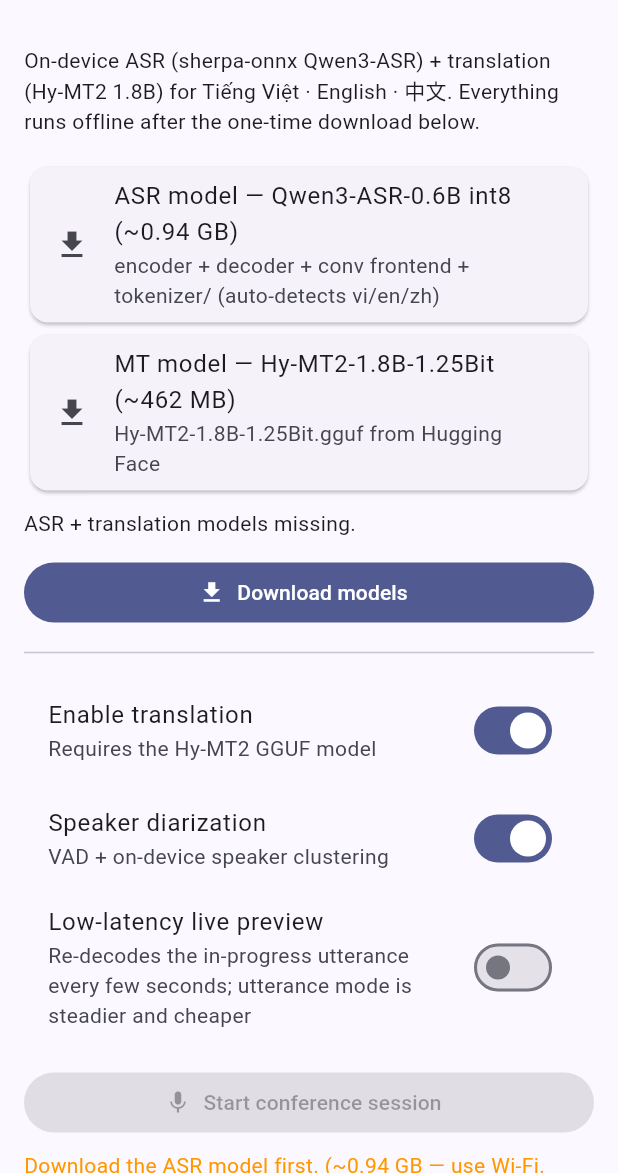
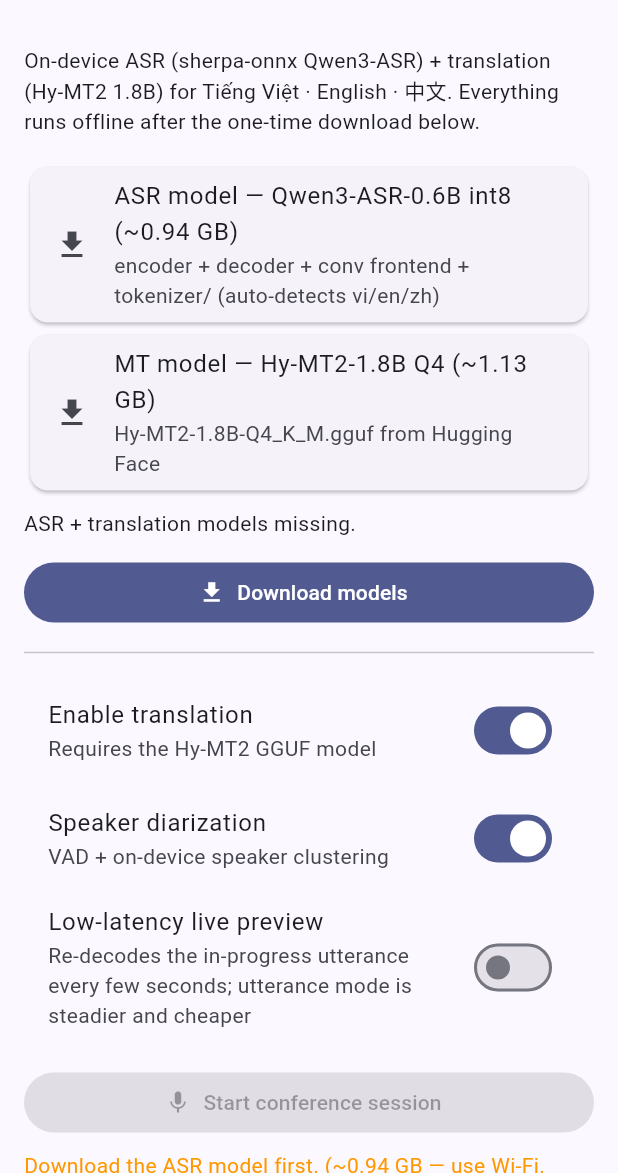
Before and after one commit to DS-PNQ/ConferenceASR, a Flutter app: the screen it shows after launch, on a phone screen of 412 x 824 dp, the part 63-1236 px from its top. Run offline on Flutter 3.47's test engine with Material 3 defaults, Android fonts, the phone set to English and light mode, and no system bars; our stand-ins replace share_plus, wakelock_plus; missing offline and left inert: llama_flutter_android, record, sherpa_onnx.

Commit message:
Switch default MT model to Hy-MT2 Q4_K_M, refresh README
The 1.25-bit GGUF needs the STQ kernel missing from the bundled
llama.cpp, so default to Q4_K_M with corrected case-sensitive
Hugging Face URLs, exact file size, higher MT RAM preflight, and
auto-cleanup of the legacy 1.25-bit file. README updated to match
the sherpa-onnx + Q4 code.

```diff
--- a/lib/config/app_config.dart
+++ b/lib/config/app_config.dart
@@ -2,9 +2,8 @@
 //
 // ASR model: sherpa-onnx-qwen3-asr-0.6B-int8-2026-03-25 (ONNX int8,
 //   encoder + decoder + conv frontend + tokenizer dir, ~0.94 GB).
-// MT model:  tencent/Hy-MT2-1.8B-1.25Bit-GGUF, file Hy-MT2-1.8B-1.25Bit.gguf
-//            (~462 MB, 1.25-bit, needs a llama.cpp build with Tencent's STQ
-//            kernel — see TranslationService docs for the fallback models).
+// MT model:  tencent/Hy-MT2-1.8B-GGUF, file hy-mt2-1.8b-q4_k_m.gguf
+//            (~1.13 GB, Q4_K_M — loads with any stock llama.cpp build).
 
 /// Supported UI / speech languages. Keep codes BCP-47-ish.
 enum AppLang { auto, vi, en, zh }
@@ -100,23 +99,30 @@
   static const livePreviewMinAudioMs = 3000;
 
   // ---- MT (Hy-MT2) ------------------------------------------------------
-  static const mtHfRepo = 'tencent/Hy-MT2-1.8B-1.25Bit-GGUF';
-  static const mtFileName = 'Hy-MT2-1.8B-1.25Bit.gguf';
+  // Default is Q4_K_M: the most compatible quant — it loads with any stock
+  // llama.cpp. The smaller 1.25-bit file (~462 MB) needs Tencent's STQ
+  // kernel (ggml-org/llama.cpp PR #22836), which the prebuilt llama.cpp in
+  // `llama_flutter_android` lacks, so it is NOT the default.
+  static const mtHfRepo = 'tencent/Hy-MT2-1.8B-GGUF';
+  static const mtFileName = 'Hy-MT2-1.8B-Q4_K_M.gguf';
   static const mtHfUrl =
-      'https://huggingface.co/tencent/Hy-MT2-1.8B-1.25Bit-GGUF/resolve/main/Hy-MT2-1.8B-1.25Bit.gguf';
-  static const mtApproxBytes = 461860800;
+      'https://huggingface.co/tencent/Hy-MT2-1.8B-GGUF/resolve/main/Hy-MT2-1.8B-Q4_K_M.gguf';
+  static const mtApproxBytes = 1133080448;
 
-  /// Fallbacks if the 1.25-bit file cannot be loaded by the bundled
-  /// llama.cpp (it needs Tencent's STQ kernel, PR ggml-org/llama.cpp#22836).
+  /// Previous default MT file (1.25-bit, unloadable without the STQ kernel).
+  /// Deleted automatically on the next download run to reclaim ~462 MB.
+  static const legacyMtFileName = 'Hy-MT2-1.8B-1.25Bit.gguf';
+
+  /// Alternatives if the default ever fails to load (same prompt format).
   static const mtFallbacks = [
     // (label, url)
     (
       'Hy-MT2-1.8B-GGUF (Q4, most compatible)',
-      'https://huggingface.co/tencent/Hy-MT2-1.8B-GGUF/resolve/main/hy-mt2-1.8b-q4_k_m.gguf',
+      'https://huggingface.co/tencent/Hy-MT2-1.8B-GGUF/resolve/main/Hy-MT2-1.8B-Q4_K_M.gguf',
     ),
     (
       'Hy-MT2-1.8B-2bit-GGUF',
-      'https://huggingface.co/tencent/Hy-MT2-1.8B-2bit-GGUF/resolve/main/hy-mt2-1.8b-2bit.gguf',
+      'https://huggingface.co/tencent/Hy-MT2-1.8B-2Bit-GGUF/resolve/main/Hy-MT2-1.8B-2Bit.gguf',
     ),
   ];
 
@@ -129,11 +135,11 @@
 
   // ---- Device requirements ----------------------------------------------
   // Resident RAM: sherpa-onnx Qwen3-ASR-0.6B int8 ~1.5 GB (conservative),
-  // Hy-MT2-1.8B ~0.9 GB. Below these free-RAM levels the OS low-memory
+  // Hy-MT2-1.8B Q4_K_M ~1.5 GB. Below these free-RAM levels the OS low-memory
   // killer terminates the app (silent death, no exception). The provider
   // checks before loading.
   static const asrNeedFreeBytes = 1500000000;
-  static const mtNeedFreeBytes = 900000000;
+  static const mtNeedFreeBytes = 1500000000;
 
   // ---- Audio -------------------------------------------------------------
   static const sampleRate = 16000;
--- a/lib/providers/session_provider.dart
+++ b/lib/providers/session_provider.dart
@@ -115,7 +115,7 @@
         },
       );
       if (translationEnabled) {
-        modelStatus = 'Downloading Hy-MT2 GGUF (~462 MB)…';
+        modelStatus = 'Downloading Hy-MT2 GGUF (~1.13 GB)…';
         notifyListeners();
         await models.downloadMt(
           onProgress: (r, t) {
@@ -171,7 +171,7 @@
       if (free > 0 && free < need) {
         throw StateError(
           'Only ${(free / 1048576).round()} MB RAM free, but ~${(need / 1073741824).toStringAsFixed(1)} GB is needed '
-          '(ASR ~1.5 GB${needMt ? ' + translation ~0.9 GB' : ''}). '
+          '(ASR ~1.5 GB${needMt ? ' + translation ~1.5 GB' : ''}). '
           'Fix: turn off translation, close other apps, or use a device '
           'with more RAM (8 GB+ recommended).',
         );
--- a/lib/services/model_manager.dart
+++ b/lib/services/model_manager.dart
@@ -18,7 +18,7 @@
 /// * ASR dir `<appdocs>/models/sherpa-onnx-qwen3-asr-0.6b-int8/` holds the
 ///   sherpa-onnx Qwen3-ASR int8 ONNX files + `tokenizer/` (from
 ///   csukuangfj2/sherpa-onnx-qwen3-asr-0.6B-int8-2026-03-25).
-/// * MT file `<appdocs>/models/Hy-MT2-1.8B-1.25Bit.gguf` (~462 MB).
+/// * MT file `<appdocs>/models/Hy-MT2-1.8B-Q4_K_M.gguf` (~1.13 GB).
 ///
 /// Both are downloaded once and reused offline afterwards.
 ///
@@ -122,6 +122,13 @@
     void Function(int received, int total)? onProgress,
   }) async {
     _cancelRequested = false;
+    // One-time migration: drop the previous 1.25-bit file, which the bundled
+    // llama.cpp cannot load (missing STQ kernel).
+    final legacy =
+        File('${(await _modelsDir).path}/${AppConfig.legacyMtFileName}');
+    if (await legacy.exists()) {
+      await legacy.delete();
+    }
     final p = await mtPath;
     await _withRetry(() => _downloadFile(
           urlOverride ?? AppConfig.mtHfUrl,
--- a/lib/ui/screens/setup_screen.dart
+++ b/lib/ui/screens/setup_screen.dart
@@ -57,10 +57,10 @@
                 s.mtReady ? Icons.check_circle : Icons.download,
                 color: s.mtReady ? Colors.green : null,
               ),
-              title: const Text('MT model — Hy-MT2-1.8B-1.25Bit (~462 MB)'),
+              title: const Text('MT model — Hy-MT2-1.8B Q4 (~1.13 GB)'),
               subtitle: Text(s.mtReady
                   ? 'Ready'
-                  : 'Hy-MT2-1.8B-1.25Bit.gguf from Hugging Face',),
+                  : 'Hy-MT2-1.8B-Q4_K_M.gguf from Hugging Face',),
             ),
           ),
           const SizedBox(height: 8),
--- a/pubspec.yaml
+++ b/pubspec.yaml
@@ -20,7 +20,7 @@
   # https://pub.dev/packages/sherpa_onnx
   sherpa_onnx: ^1.13.8
   # On-device GGUF LLM inference (llama.cpp, Android, Vulkan GPU).
-  # Runs Tencent Hy-MT2-1.8B-1.25Bit-GGUF for translation.
+  # Runs Tencent Hy-MT2-1.8B Q4_K_M GGUF for translation.
   # https://pub.dev/packages/llama_flutter_android
   llama_flutter_android: ^0.2.6
 
```
Also changed, not shown: lib/services/translation_service.dart (+11 -12 lines), 3 other files.
